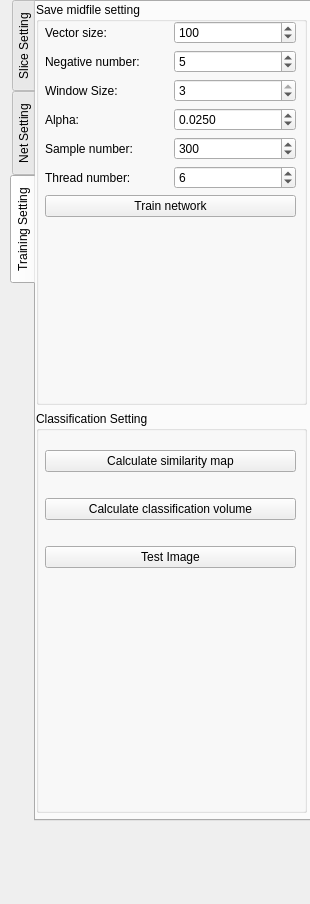
Above: VoxelClassification/ParameterControlWidget.ui from BeHalcyon/VoxelClassification before the change. Below: the same form after it.
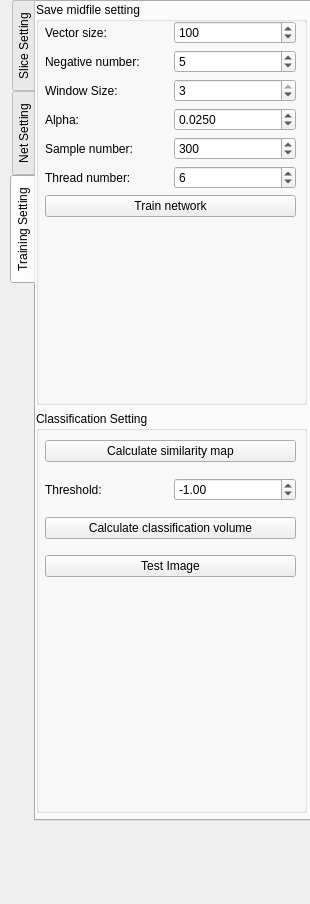
That is the form after the change. The open tabs and pages were chosen to show the change.

The edit to the form file:
```diff
--- a/VoxelClassification/ParameterControlWidget.ui
+++ b/VoxelClassification/ParameterControlWidget.ui
@@ -866,6 +866,27 @@
               </item>
              </layout>
             </item>
+            <item>
+             <layout class="QHBoxLayout" name="horizontalLayout_24">
+              <item>
+               <widget class="QLabel" name="label_10">
+                <property name="text">
+                 <string>Threshold:</string>
+                </property>
+               </widget>
+              </item>
+              <item>
+               <widget class="QDoubleSpinBox" name="doubleSpinBox_threshold">
+                <property name="minimum">
+                 <double>-99.000000000000000</double>
+                </property>
+                <property name="value">
+                 <double>-1.000000000000000</double>
+                </property>
+               </widget>
+              </item>
+             </layout>
+            </item>
             <item>
              <layout class="QHBoxLayout" name="horizontalLayout_23">
               <item>
```
Left out of the diff: 17 changed lines with no effect on the pictures.
